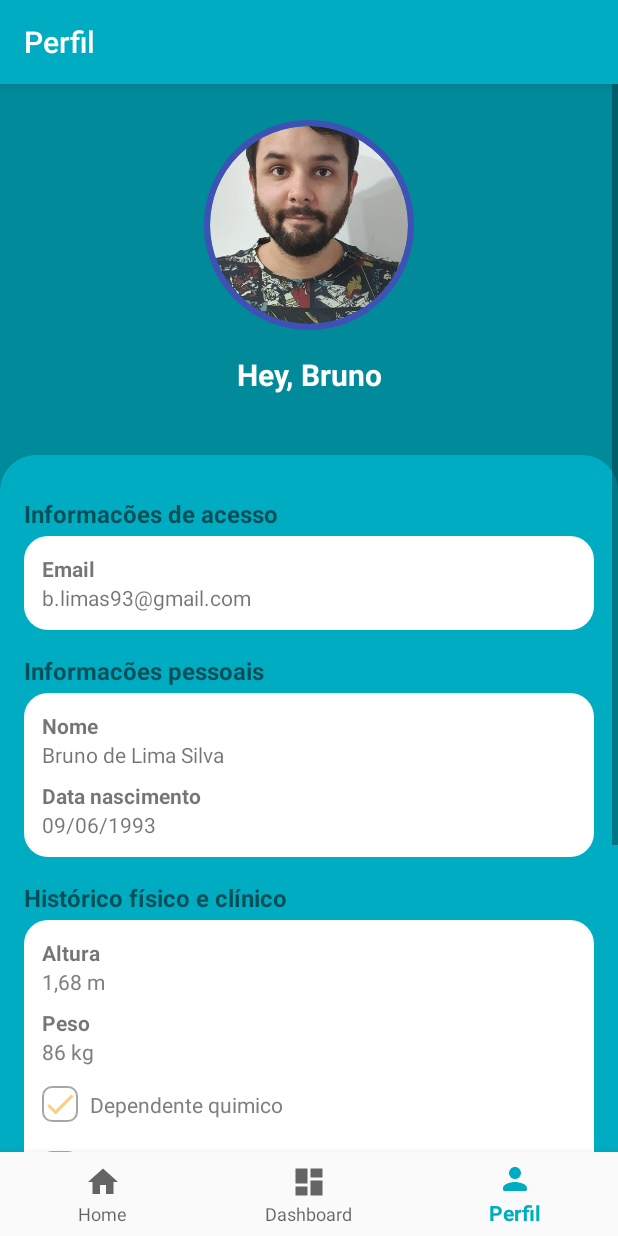
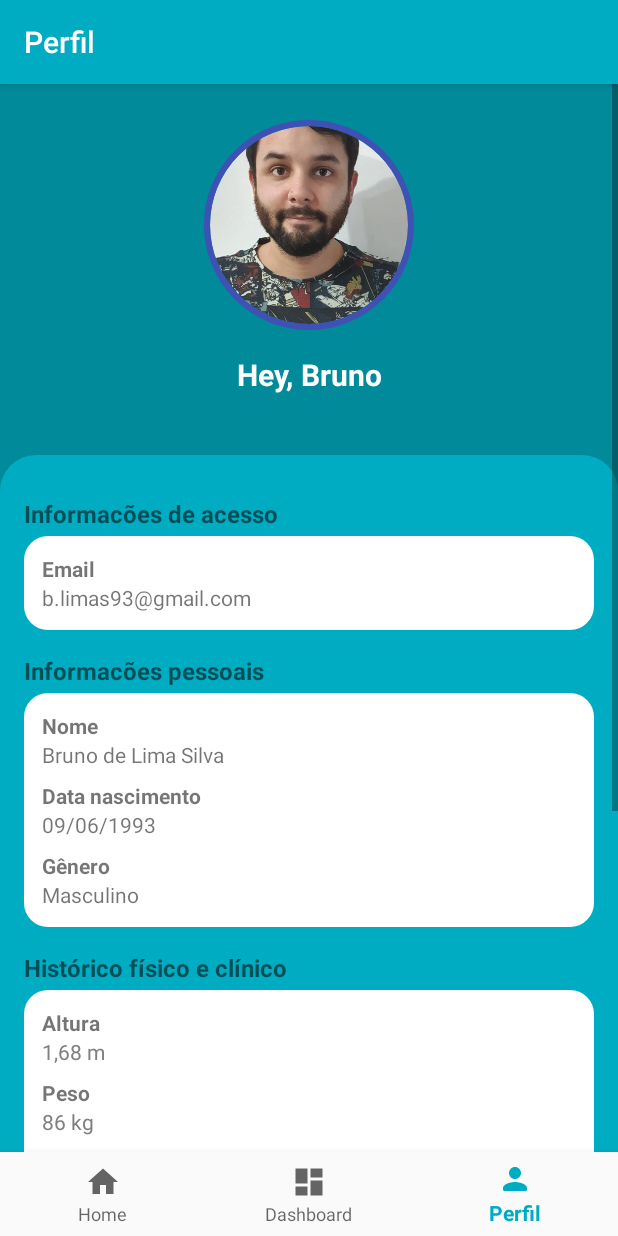
Before and after one commit to MANOLOS-BR/app-livin-other, an Android app: the ProfileFragment screen opened through its navigation route, on a phone screen of 412 x 824 dp. Run offline under Robolectric (Android 15) with nearby library versions, the phone set to English and light mode, and no system bars; our stand-ins replace navigation-ui; plain views replace CircularImageView; 1 statement that could not run was skipped.

Commit message:
feat: fetch data profile

```diff
--- a/app/src/main/java/com/manoloscorp/livinother/service/constants/LivinOtherConstants.kt
+++ b/app/src/main/java/com/manoloscorp/livinother/service/constants/LivinOtherConstants.kt
@@ -12,6 +12,7 @@ class LivinOtherConstants private constructor(){
 
     // Requisições API
     object HEADER {
+        const val NAME_AUTH = "Authorization"
         const val TOKEN_AUTH = "authorization"
         const val TOKEN_KEY = "token"
     }
--- /dev/null
+++ b/app/src/main/java/com/manoloscorp/livinother/service/repository/ProfileRepository.kt
@@ -0,0 +1,38 @@
+package com.manoloscorp.livinother.service.repository
+
+import android.content.Context
+import com.google.gson.Gson
+import com.manoloscorp.livinother.R
+import com.manoloscorp.livinother.service.constants.LivinOtherConstants
+import com.manoloscorp.livinother.service.listener.ApiListener
+import com.manoloscorp.livinother.service.model.Profile
+import com.manoloscorp.livinother.service.repository.remote.ProfileService
+import retrofit2.Call
+import retrofit2.Callback
+import retrofit2.Response
+
+class ProfileRepository(val context: Context) : BaseRepository(context) {
+
+    private val mRemote = RetrofitClient.createService(ProfileService::class.java)
+
+    fun getProfile(id: Int, listener: ApiListener<Profile>){
+        val call: Call<Profile> = mRemote.getId(id)
+
+        call.enqueue(object : Callback<Profile>{
+            override fun onFailure(call: Call<Profile>, t: Throwable) {
+                listener.onFailure(context.getString(R.string.ERROR_UNEXPECTED))
+            }
+
+            override fun onResponse(call: Call<Profile>, response: Response<Profile>) {
+                if (response.code() != LivinOtherConstants.HTTP.SUCCESS){
+                    val validation = Gson().fromJson(response.errorBody()!!.string(), String::class.java)
+                    listener.onFailure(validation)
+                }else{
+                    response.body()?.let { listener.onSuccess(it) }
+                }
+            }
+
+        })
+    }
+
+}
--- /dev/null
+++ b/app/src/main/java/com/manoloscorp/livinother/service/repository/remote/ProfileService.kt
@@ -0,0 +1,13 @@
+package com.manoloscorp.livinother.service.repository.remote
+
+import com.manoloscorp.livinother.service.model.Profile
+import retrofit2.Call
+import retrofit2.http.GET
+import retrofit2.http.Path
+
+interface ProfileService {
+
+    @GET("/api/profile/{id}")
+    fun getId(@Path(value = "id", encoded = true) id: Int): Call<Profile>
+
+}
--- a/app/src/main/java/com/manoloscorp/livinother/service/repository/remote/UserService.kt
+++ /dev/null
@@ -1,4 +0,0 @@
-package com.manoloscorp.livinother.service.repository.remote
-
-interface UserService {
-}
--- a/app/src/main/java/com/manoloscorp/livinother/view/fragment/ProfileFragment.kt
+++ b/app/src/main/java/com/manoloscorp/livinother/view/fragment/ProfileFragment.kt
@@ -1,18 +1,22 @@
 package com.manoloscorp.livinother.view.fragment
 
 import android.os.Bundle
+import android.util.Log
 import android.view.LayoutInflater
 import android.view.View
 import android.view.ViewGroup
+import android.widget.Toast
 import androidx.fragment.app.Fragment
 import androidx.lifecycle.Observer
 import androidx.lifecycle.ViewModelProvider
 import com.manoloscorp.livinother.R
+import com.manoloscorp.livinother.service.model.Profile
 import com.manoloscorp.livinother.viewmodel.ProfileViewModel
+import kotlinx.android.synthetic.main.fragment_profile.*
 
 class ProfileFragment : Fragment() {
 
-    private lateinit var profileViewModel: ProfileViewModel
+    private lateinit var mViewModel: ProfileViewModel
 
     override fun onCreateView(
         inflater: LayoutInflater,
@@ -20,10 +24,46 @@ class ProfileFragment : Fragment() {
         savedInstanceState: Bundle?
     ): View? {
 
-        profileViewModel = ViewModelProvider(this).get(ProfileViewModel::class.java)
+        mViewModel = ViewModelProvider(this).get(ProfileViewModel::class.java)
 
         val root = inflater.inflate(R.layout.fragment_profile, container, false)
 
+        // Cria os observadores
+        observe()
+
+        mViewModel.getProfile(1)
+
         return root
     }
+
+    private fun observe() {
+        mViewModel.profile.observe(viewLifecycleOwner, Observer {
+            if (it != null) {
+
+                setProfileValues(it)
+
+            }
+        })
+
+        mViewModel.validation.observe(viewLifecycleOwner, Observer {
+            Toast.makeText(context, it.errorMessage(), Toast.LENGTH_SHORT).show()
+        })
+    }
+
+    private fun setProfileValues(profile: Profile) {
+        text_user_email.text = profile.name
+        text_name.text = profile.name
+        text_email.text = profile.email
+        text_date_birthday.text = profile.dataNascimento
+        text_genre.text = profile.genre
+        profile.userType
+        text_weight.text = profile.medicalHistory.weight.toString()
+        text_weight.text = profile.medicalHistory.height.toString()
+        checkbox_chemical_addict.isChecked = profile.medicalHistory.drugAddict
+        checkbox_alcoholic.isChecked = profile.medicalHistory.alcoholConsumption
+        checkbox_communicable_diseases.isChecked = profile.medicalHistory.communicableDisease
+        checkbox_degenerative_diseases.isChecked = profile.medicalHistory.degenerativeDisease
+        checkbox_practice_physical_activities.isChecked =
+            profile.medicalHistory.practicePhysicalActivity
+    }
 }
--- a/app/src/main/java/com/manoloscorp/livinother/viewmodel/LoginViewModel.kt
+++ b/app/src/main/java/com/manoloscorp/livinother/viewmodel/LoginViewModel.kt
@@ -31,7 +31,9 @@ class LoginViewModel(application: Application) : AndroidViewModel(application) {
             override fun onSuccess(param: Header) {
                 mSharedPreferences.store(TOKEN_AUTH, param.authorization)
                 mSharedPreferences.store(TOKEN_KEY, param.token)
-                RetrofitClient.addHeader(param.token, param.token)
+
+                RetrofitClient.addHeader(param.authorization, param.token)
+
                 mLogin.value = ValidationListener()
             }
 
--- a/app/src/main/java/com/manoloscorp/livinother/viewmodel/ProfileViewModel.kt
+++ b/app/src/main/java/com/manoloscorp/livinother/viewmodel/ProfileViewModel.kt
@@ -1,9 +1,35 @@
 package com.manoloscorp.livinother.viewmodel
 
+import android.app.Application
+import androidx.lifecycle.AndroidViewModel
 import androidx.lifecycle.LiveData
 import androidx.lifecycle.MutableLiveData
-import androidx.lifecycle.ViewModel
+import com.manoloscorp.livinother.service.listener.ApiListener
+import com.manoloscorp.livinother.service.listener.ValidationListener
+import com.manoloscorp.livinother.service.model.Profile
+import com.manoloscorp.livinother.service.repository.ProfileRepository
 
-class ProfileViewModel : ViewModel() {
+class ProfileViewModel(application: Application) : AndroidViewModel(application) {
+
+    private val mProfileRepository = ProfileRepository(application)
+
+    private val mProfile = MutableLiveData<Profile>()
+    var profile: LiveData<Profile> = mProfile
+
+    private val mValidationListener = MutableLiveData<ValidationListener>()
+    var validation: LiveData<ValidationListener> = mValidationListener
+
+    fun getProfile(id: Int){
+        mProfileRepository.getProfile(id, object : ApiListener<Profile>{
+            override fun onSuccess(param: Profile) {
+                mProfile.value = param
+            }
+
+            override fun onFailure(msg: String) {
+                mValidationListener.value = ValidationListener(msg)
+            }
+
+        })
+    }
 
 }
--- a/app/src/main/res/layout/fragment_profile.xml
+++ b/app/src/main/res/layout/fragment_profile.xml
@@ -201,10 +201,33 @@
                         android:layout_width="0dp"
                         android:layout_height="wrap_content"
                         android:text="09/06/1993"
+                        android:layout_marginBottom="8dp"
+                        app:layout_constraintBottom_toTopOf="@+id/lbl_genre"
+                        app:layout_constraintEnd_toEndOf="parent"
+                        app:layout_constraintStart_toStartOf="parent"
+                        app:layout_constraintTop_toBottomOf="@id/lbl_text_birthday" />
+
+
+                    <TextView
+                        android:id="@+id/lbl_genre"
+                        android:layout_width="0dp"
+                        android:layout_height="wrap_content"
+                        android:text="Gênero"
+                        android:textStyle="bold"
+                        app:layout_constraintBottom_toTopOf="@+id/text_genre"
+                        app:layout_constraintEnd_toEndOf="parent"
+                        app:layout_constraintStart_toStartOf="parent"
+                        app:layout_constraintTop_toBottomOf="@+id/text_date_birthday" />
+
+                    <TextView
+                        android:id="@+id/text_genre"
+                        android:layout_width="0dp"
+                        android:layout_height="wrap_content"
+                        android:text="Masculino"
                         app:layout_constraintBottom_toBottomOf="parent"
                         app:layout_constraintEnd_toEndOf="parent"
                         app:layout_constraintStart_toStartOf="parent"
-                        app:layout_constraintTop_toBottomOf="@id/lbl_text_birthday" />
+                        app:layout_constraintTop_toBottomOf="@id/lbl_genre" />
 
                 </androidx.constraintlayout.widget.ConstraintLayout>
 
@@ -360,7 +383,7 @@
                     android:layout_marginVertical="16dp"
                     android:layout_height="wrap_content"
                     android:background="@drawable/shape_button_solid"
-                    android:text="Deslogar"
+                    android:text="Logout"
                     android:textSize="16sp"
                     android:textColor="@color/white"
                     android:textStyle="bold"
```
Also changed, not shown: app/src/main/java/com/manoloscorp/livinother/service/model/MedicalHistory.kt (+26 -11 lines), app/src/main/java/com/manoloscorp/livinother/service/model/Profile.kt (added, +25 -0 lines), app/src/main/java/com/manoloscorp/livinother/service/model/User.kt (deleted, +0 -14 lines), app/src/main/java/com/manoloscorp/livinother/service/repository/RetrofitClient.kt (+6 -8 lines).
